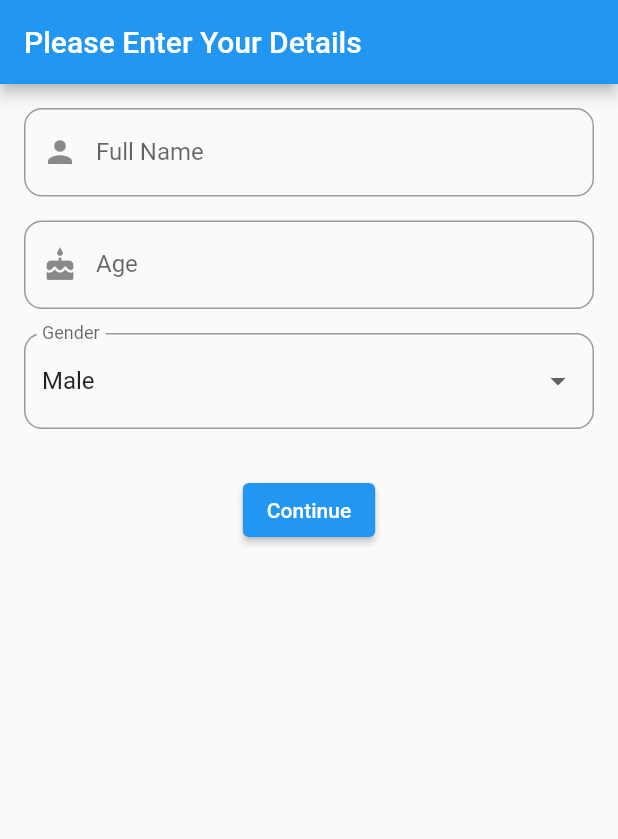
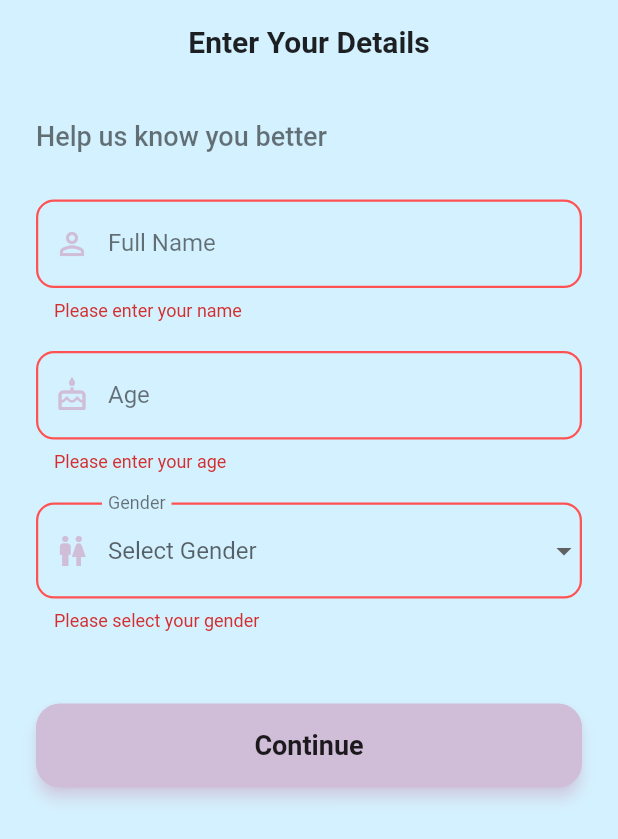
Before and after one commit to gari-ma/facdet, a Flutter app: the screen it shows after launch, after a tap on "Continue", on a phone screen of 412 x 824 dp. Shown: the top 839 px of the screen. Run offline on Flutter 3.47's test engine with Material 3 defaults, Android fonts, the phone set to English and light mode, and no system bars; our stand-ins replace go_router, image_picker.

Commit message:
draft screens

```diff
--- a/lib/constants/color_constants.dart
+++ b/lib/constants/color_constants.dart
@@ -2,7 +2,7 @@ import 'package:flutter/material.dart';
 
 class AppColors {
   // Primary palette
-  static const Color primary = Color(0xFFFFC1CC);
+  static const Color primary = Color(0xFFd0bdd8);
   static const Color secondary = Color(0xFFE0D4FF);
   static const Color accent = Color(0xFFD4F1FF);
 
--- a/lib/router/app_router.dart
+++ b/lib/router/app_router.dart
@@ -1,6 +1,8 @@
 import 'package:facdet/screens/splash.dart';
 import 'package:go_router/go_router.dart';
 import '../screens/form_screen.dart';
+import '../screens/home_screen.dart';
+import '../screens/report_screen.dart';
 
 class AppRouter {
   static final GoRouter router = GoRouter(
@@ -14,6 +16,14 @@ class AppRouter {
         path: '/form',
         builder: (context, state) => const FormScreen(),
       ),
+      GoRoute(
+        path: '/home',
+        builder: (context, state) => const HomeScreen(),
+      ),
+      GoRoute(
+        path: '/report',
+        builder: (context, state) => const ReportScreen(),
+      ),
     ],
   );
 }
--- a/lib/screens/form_screen.dart
+++ b/lib/screens/form_screen.dart
@@ -1,5 +1,8 @@
+import 'package:facdet/utils/custom_button.dart';
 import 'package:facdet/utils/custom_textfield.dart';
 import 'package:flutter/material.dart';
+import 'package:facdet/constants/color_constants.dart';
+import 'package:go_router/go_router.dart';
 
 class FormScreen extends StatefulWidget {
   const FormScreen({super.key});
@@ -9,11 +12,11 @@ class FormScreen extends StatefulWidget {
 }
 
 class _FormScreenState extends State<FormScreen> {
-
+  final _formKey = GlobalKey<FormState>();
   final nameController = TextEditingController();
   final ageController = TextEditingController();
 
-  String gender = "Male";
+  String? gender;
 
   @override
   void dispose() {
@@ -22,36 +25,75 @@ class _FormScreenState extends State<FormScreen> {
     super.dispose();
   }
 
+  void _submitForm() {
+    if (_formKey.currentState!.validate()) {
+      // save those in local
+      context.go('/home');
+    }
+  }
+
   @override
   Widget build(BuildContext context) {
     return Scaffold(
-      appBar: AppBar(title: const Text("Please Enter Your Details")),
-      body: Padding(
-        padding: const EdgeInsets.all(16),
+      backgroundColor: AppColors.accent,
+      appBar: AppBar(
+        title: const Text(
+          "Enter Your Details",
+          style: TextStyle(color: AppColors.textPrimary, fontWeight: FontWeight.bold),
+        ),
+        backgroundColor: Colors.transparent,
+        elevation: 0,
+        centerTitle: true,
+      ),
+      body: SingleChildScrollView(
+        child: Padding(
+          padding: const EdgeInsets.all(24),
           child: Form(
+            key: _formKey,
             child: Column(
+              crossAxisAlignment: CrossAxisAlignment.start,
               children: [
-
+                const Text(
+                  "Help us know you better",
+                  style: TextStyle(
+                    fontSize: 18,
+                    color: AppColors.textSecondary,
+                    fontWeight: FontWeight.w500,
+                  ),
+                ),
+                const SizedBox(height: 32),
                 CustomTextField(
                   label: "Full Name",
                   controller: nameController,
                   keyboardType: TextInputType.name,
-                icon: Icons.person,
+                  icon: Icons.person_outline,
+                  validator: (value) {
+                    if (value == null || value.isEmpty) {
+                      return "Please enter your name";
+                    }
+                    return null;
+                  },
                 ),
-
-              const SizedBox(height: 16),
-
+                const SizedBox(height: 20),
                 CustomTextField(
                   label: "Age",
                   controller: ageController,
                   keyboardType: TextInputType.number,
-                icon: Icons.cake,
+                  icon: Icons.cake_outlined,
+                  validator: (value) {
+                    if (value == null || value.isEmpty) {
+                      return "Please enter your age";
+                    }
+                    if (int.tryParse(value) == null) {
+                      return "Please enter a valid number";
+                    }
+                    return null;
+                  },
                 ),
-
-              const SizedBox(height: 16),
-
+                const SizedBox(height: 20),
                 DropdownButtonFormField<String>(
                   value: gender,
+                  hint: const Text("Select Gender"),
                   items: ["Male", "Female", "Other"]
                       .map((g) => DropdownMenuItem(
                             value: g,
@@ -60,28 +102,44 @@ class _FormScreenState extends State<FormScreen> {
                       .toList(),
                   onChanged: (value) {
                     setState(() {
-                    gender = value!;
+                      gender = value;
                     });
+                  },
+                  validator: (value) {
+                    if (value == null || value.isEmpty) {
+                      return "Please select your gender";
+                    }
+                    return null;
                   },
                   decoration: InputDecoration(
                     labelText: "Gender",
-                  border: OutlineInputBorder(
+                    prefixIcon: const Icon(Icons.wc, color: AppColors.primary),
+                    labelStyle: const TextStyle(color: AppColors.textSecondary),
+                    enabledBorder: OutlineInputBorder(
                       borderRadius: BorderRadius.circular(12),
+                      borderSide: const BorderSide(color: AppColors.primary, width: 1.5),
+                    ),
+                    focusedBorder: OutlineInputBorder(
+                      borderRadius: BorderRadius.circular(12),
+                      borderSide: const BorderSide(color: AppColors.glow, width: 2),
+                    ),
+                    errorBorder: OutlineInputBorder(
+                      borderRadius: BorderRadius.circular(12),
+                      borderSide: const BorderSide(color: Colors.redAccent, width: 1.5),
+                    ),
+                    focusedErrorBorder: OutlineInputBorder(
+                      borderRadius: BorderRadius.circular(12),
+                      borderSide: const BorderSide(color: Colors.redAccent, width: 2),
                     ),
                   ),
                 ),
-
-              const SizedBox(height: 30),
-
-              ElevatedButton(
-                onPressed: () {
-                  print(nameController.text);
-                  print(ageController.text);
-                  print(gender);
-                },
-                child: const Text("Continue"),
+                const SizedBox(height: 48),
+                CustomButton(
+                  label: "Continue",
+                  onPressed: _submitForm,
                 )
               ],
+            ),
           ),
         ),
       ),
--- /dev/null
+++ b/lib/utils/custom_button.dart
@@ -0,0 +1,95 @@
+import 'package:flutter/material.dart';
+import 'package:facdet/constants/color_constants.dart';
+
+class CustomButton extends StatelessWidget {
+  final String label;
+  final VoidCallback? onPressed;
+  final Color? backgroundColor;
+  final Color? foregroundColor;
+  final IconData? icon;
+  final bool isFullWidth;
+  final double height;
+  final bool isOutlined;
+  final bool vertical;
+
+  const CustomButton({
+    super.key,
+    required this.label,
+    required this.onPressed,
+    this.backgroundColor,
+    this.foregroundColor,
+    this.icon,
+    this.isFullWidth = true,
+    this.height = 56,
+    this.isOutlined = false,
+    this.vertical = false,
+  });
+
+  @override
+  Widget build(BuildContext context) {
+    final effectiveBackgroundColor = backgroundColor ?? AppColors.primary;
+    final effectiveForegroundColor = foregroundColor ?? Colors.black87;
+
+    Widget content = vertical
+        ? Column(
+            mainAxisAlignment: MainAxisAlignment.center,
+            children: [
+              if (icon != null) Icon(icon, color: effectiveForegroundColor),
+              if (icon != null) const SizedBox(height: 4),
+              Text(
+                label,
+                style: TextStyle(
+                  color: effectiveForegroundColor,
+                  fontSize: 14,
+                  fontWeight: FontWeight.bold,
+                ),
+              ),
+            ],
+          )
+        : Row(
+            mainAxisAlignment: MainAxisAlignment.center,
+            children: [
+              if (icon != null) Icon(icon, color: effectiveForegroundColor),
+              if (icon != null) const SizedBox(width: 8),
+              Text(
+                label,
+                style: TextStyle(
+                  fontSize: 18,
+                  fontWeight: FontWeight.bold,
+                  color: effectiveForegroundColor,
+                ),
+              ),
+            ],
+          );
+
+    return SizedBox(
+      width: isFullWidth ? double.infinity : null,
+      height: height,
+      child: isOutlined
+          ? OutlinedButton(
+              onPressed: onPressed,
+              style: OutlinedButton.styleFrom(
+                side: BorderSide(color: effectiveBackgroundColor, width: 2),
+                shape: RoundedRectangleBorder(
+                  borderRadius: BorderRadius.circular(16),
+                ),
+                backgroundColor: Colors.white.withOpacity(0.3),
+              ),
+              child: content,
+            )
+          : ElevatedButton(
+              onPressed: onPressed,
+              style: ElevatedButton.styleFrom(
+                backgroundColor: effectiveBackgroundColor,
+                foregroundColor: effectiveForegroundColor,
+                shape: RoundedRectangleBorder(
+                  borderRadius: BorderRadius.circular(16),
+                ),
+                elevation: 4,
+                shadowColor: AppColors.glow.withOpacity(0.3),
+              ),
+              child: content,
+            ),
+    );
+  }
+}
--- a/lib/utils/custom_textfield.dart
+++ b/lib/utils/custom_textfield.dart
@@ -1,10 +1,12 @@
 import 'package:flutter/material.dart';
+import 'package:facdet/constants/color_constants.dart';
 
 class CustomTextField extends StatelessWidget {
   final String label;
   final TextEditingController controller;
   final TextInputType keyboardType;
   final IconData? icon;
+  final String? Function(String?)? validator;
 
   const CustomTextField({
     super.key,
@@ -12,6 +14,7 @@ class CustomTextField extends StatelessWidget {
     required this.controller,
     this.keyboardType = TextInputType.text,
     this.icon,
+    this.validator,
   });
 
   @override
@@ -19,11 +22,26 @@ class CustomTextField extends StatelessWidget {
     return TextFormField(
       controller: controller,
       keyboardType: keyboardType,
+      validator: validator,
       decoration: InputDecoration(
         labelText: label,
-        prefixIcon: icon != null ? Icon(icon) : null,
-        border: OutlineInputBorder(
+        prefixIcon: icon != null ? Icon(icon, color: AppColors.primary) : null,
+        labelStyle: const TextStyle(color: AppColors.textSecondary),
+        enabledBorder: OutlineInputBorder(
           borderRadius: BorderRadius.circular(12),
+          borderSide: const BorderSide(color: AppColors.primary, width: 1.5),
+        ),
+        focusedBorder: OutlineInputBorder(
+          borderRadius: BorderRadius.circular(12),
+          borderSide: const BorderSide(color: AppColors.glow, width: 2),
+        ),
+        errorBorder: OutlineInputBorder(
+          borderRadius: BorderRadius.circular(12),
+          borderSide: const BorderSide(color: Colors.redAccent, width: 1.5),
+        ),
+        focusedErrorBorder: OutlineInputBorder(
+          borderRadius: BorderRadius.circular(12),
+          borderSide: const BorderSide(color: Colors.redAccent, width: 2),
         ),
       ),
     );
--- a/pubspec.yaml
+++ b/pubspec.yaml
@@ -35,6 +35,7 @@ dependencies:
   # Use with the CupertinoIcons class for iOS style icons.
   cupertino_icons: ^1.0.8
   go_router: ^17.2.2
+  image_picker: ^1.2.2
 
 dev_dependencies:
   flutter_test:
```
Also changed, not shown: lib/screens/home_screen.dart (added, +140 -0 lines), lib/screens/report_screen.dart (added, +103 -0 lines), pubspec.lock, 2 other files. Lines whose indentation alone changed are shown as unchanged.
